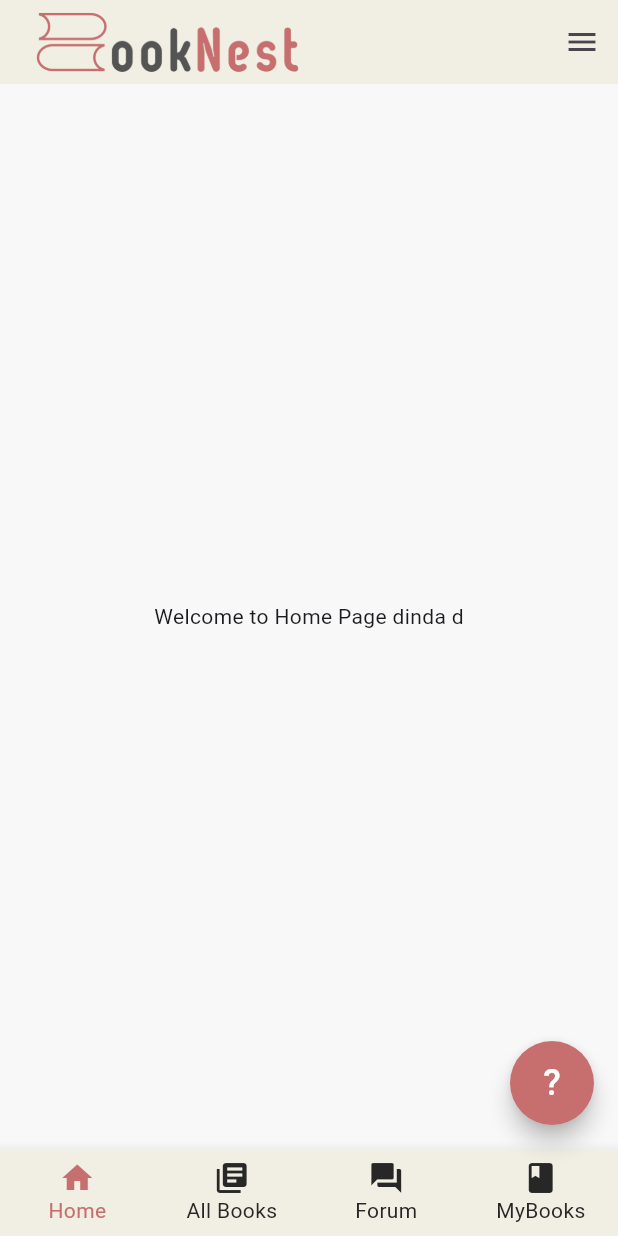
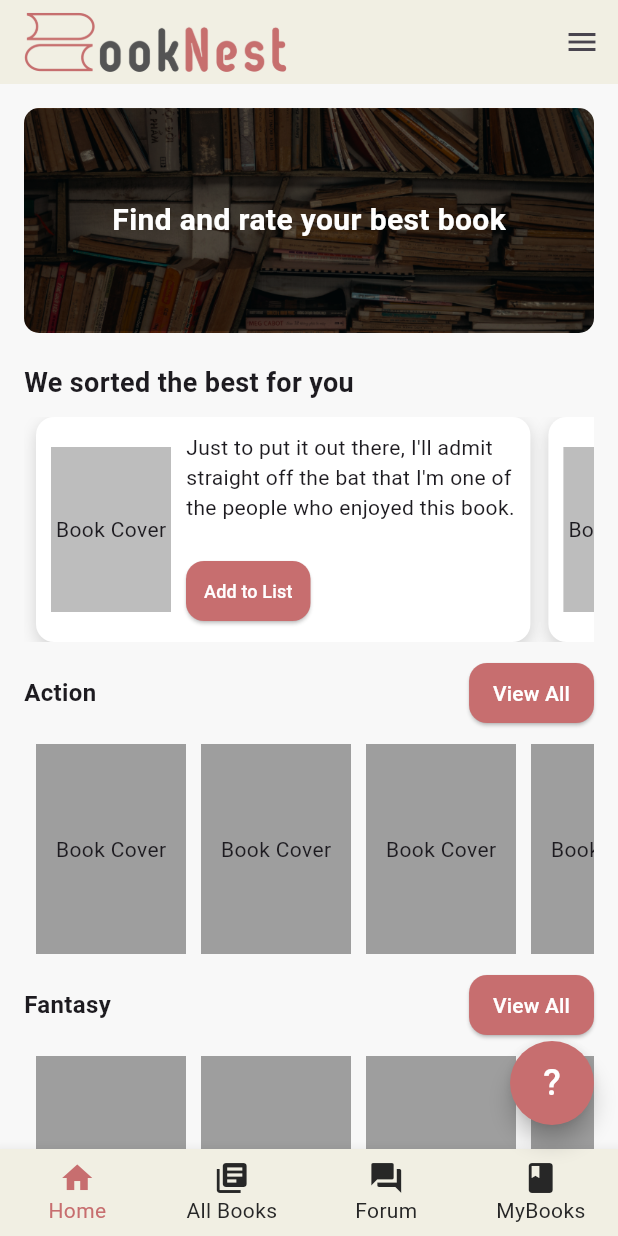
Before and after one commit to Yusufalfaa/abp_flutter_booknest, a Flutter app: the screen it shows after launch, on a phone screen of 412 x 824 dp. Run offline on Flutter 3.47's test engine with Material 3 defaults, Android fonts, the phone set to English and light mode, and no system bars.

Commit message:
home, blm rapi bgt

```diff
--- a/lib/pages/home_page.dart
+++ b/lib/pages/home_page.dart
@@ -3,12 +3,12 @@ import '../pages/all_books_page.dart';
 import '../pages/forum_page.dart';
 import '../pages/mybooks_page.dart';
 import '../pages/faq_page.dart';
-import 'package:http/http.dart';
 
 const Color lightColor = Color(0xFFF1EFE3);
 const Color backgroundColor = Color(0xFFF8F8F8);
 const Color primaryColor = Color(0xFFC76E6F);
 const Color blackColor = Color(0xFF272727);
+const double buttonRadius = 12.0; // Menyamakan radius semua tombol
 
 class HomePage extends StatefulWidget {
   const HomePage({super.key});
@@ -22,10 +22,14 @@ class _HomePageState extends State<HomePage> {
   bool _isFaqPage = false;
 
   final List<Widget> _pages = [
-    Center(child: Text("Welcome to Home Page dinda d")),
+    const Placeholder(),
     const AllBooksPage(),
     const ForumPage(),
     const MyBooksPage(),
+  ];
+
+  final List<String> categories = [
+    "Action", "Fantasy", "Romance", "Comic", "History", "Poetry", "Thriller"
   ];
 
   void _openFaqPage() {
@@ -37,28 +41,27 @@ class _HomePageState extends State<HomePage> {
   @override
   Widget build(BuildContext context) {
     return Scaffold(
+      backgroundColor: backgroundColor,
       appBar: AppBar(
         automaticallyImplyLeading: false,
         backgroundColor: lightColor,
-        title: IconButton(
-          onPressed: () => Navigator.pushReplacementNamed(context, '/'),
-          icon: Image.asset("assets/BookNest.png", height: 40),
+        title: Image.asset("assets/BookNest.png", height: 40),
       ),
-      ),
-      endDrawer: buildDrawer(context),
-      body: _isFaqPage ? const FaqPage() : _pages[_selectedIndex],
+      endDrawer: _buildDrawer(context),
+      body: _isFaqPage
+          ? const FaqPage()
+          : (_selectedIndex == 0 ? _buildHomeContent() : _pages[_selectedIndex]),
 
-      // Bottom Navigation Bar
       bottomNavigationBar: BottomNavigationBar(
-        items: const <BottomNavigationBarItem>[
+        items: const [
           BottomNavigationBarItem(icon: Icon(Icons.home), label: 'Home'),
           BottomNavigationBarItem(icon: Icon(Icons.library_books), label: 'All Books'),
           BottomNavigationBarItem(icon: Icon(Icons.forum), label: 'Forum'),
           BottomNavigationBarItem(icon: Icon(Icons.book), label: 'MyBooks'),
         ],
-        currentIndex: _isFaqPage ? _selectedIndex : _selectedIndex,
+        currentIndex: _selectedIndex,
         backgroundColor: lightColor,
-        selectedItemColor: _isFaqPage ? blackColor : primaryColor,
+        selectedItemColor: primaryColor,
         unselectedItemColor: blackColor,
         selectedFontSize: 14,
         unselectedFontSize: 14,
@@ -71,8 +74,6 @@ class _HomePageState extends State<HomePage> {
         type: BottomNavigationBarType.fixed,
       ),
 
-
-      // Floating Action Button untuk membuka FAQ
       floatingActionButton: FloatingActionButton(
         backgroundColor: primaryColor,
         onPressed: _openFaqPage,
@@ -81,10 +82,152 @@ class _HomePageState extends State<HomePage> {
       ),
     );
   }
+
+  Widget _buildHomeContent() {
+    return SingleChildScrollView(
+      padding: const EdgeInsets.all(16.0),
+      child: Column(
+        crossAxisAlignment: CrossAxisAlignment.start,
+        children: [
+          Container(
+            height: 150,
+            decoration: BoxDecoration(
+              image: const DecorationImage(
+                image: AssetImage("assets/bgDarker.png"),
+                fit: BoxFit.cover,
+              ),
+              borderRadius: BorderRadius.circular(10),
+            ),
+            alignment: Alignment.center,
+            child: const Text(
+              "Find and rate your best book",
+              style: TextStyle(fontSize: 20, color: Colors.white, fontWeight: FontWeight.bold),
+            ),
+          ),
+          const SizedBox(height: 20),
+          const Text("We sorted the best for you", style: TextStyle(fontSize: 18, fontWeight: FontWeight.bold)),
+          _buildBookRecommendation(),
+          ...categories.map((category) => _buildCategorySection(category)).toList(),
+        ],
+      ),
+    );
   }
 
-// Widget Drawer hanya untuk Sign In
-Widget buildDrawer(BuildContext context) {
+  Widget _buildBookRecommendation() {
+    return Column(
+      crossAxisAlignment: CrossAxisAlignment.start,
+      children: [
+        const SizedBox(height: 10),
+        SizedBox(
+          height: 150, // Sesuai dengan desain
+          child: ListView.builder(
+            scrollDirection: Axis.horizontal,
+            itemCount: 3,
+            padding: const EdgeInsets.symmetric(horizontal: 8),
+            itemBuilder: (context, index) {
+              return Container(
+                width: MediaQuery.of(context).size.width * 0.8, // 80% dari layar
+                margin: const EdgeInsets.only(right: 12),
+                padding: const EdgeInsets.all(10),
+                decoration: BoxDecoration(
+                  color: Colors.white,
+                  borderRadius: BorderRadius.circular(buttonRadius),
+                  boxShadow: [
+                    BoxShadow(
+                      color: Colors.black.withOpacity(0.15),
+                      blurRadius: 8,
+                      offset: const Offset(0, 4), // Drop shadow ke bawah
+                    ),
+                  ],
+                ),
+                child: Row(
+                  children: [
+                    Container(
+                      width: 80,
+                      height: 110,
+                      color: Colors.grey[400],
+                      alignment: Alignment.center,
+                      child: const Text("Book Cover"),
+                    ),
+                    const SizedBox(width: 10),
+                    Expanded(
+                      child: Column(
+                        crossAxisAlignment: CrossAxisAlignment.start,
+                        mainAxisAlignment: MainAxisAlignment.spaceBetween,
+                        children: [
+                          const Text(
+                            "Just to put it out there, I'll admit straight off the bat that I'm one of the people who enjoyed this book.",
+                            maxLines: 3,
+                            overflow: TextOverflow.ellipsis,
+                          ),
+                          ElevatedButton(
+                            style: ElevatedButton.styleFrom(
+                              backgroundColor: primaryColor,
+                              shape: RoundedRectangleBorder(borderRadius: BorderRadius.circular(buttonRadius)),
+                              padding: const EdgeInsets.symmetric(horizontal: 12, vertical: 6),
+                            ),
+                            onPressed: () {},
+                            child: const Text("Add to List", style: TextStyle(fontSize: 12, color: Colors.white)),
+                          ),
+                        ],
+                      ),
+                    ),
+                  ],
+                ),
+              );
+            },
+          ),
+        ),
+      ],
+    );
+  }
+
+  Widget _buildCategorySection(String title) {
+    return Column(
+      crossAxisAlignment: CrossAxisAlignment.start,
+      children: [
+        Padding(
+          padding: const EdgeInsets.symmetric(vertical: 10),
+          child: Row(
+            mainAxisAlignment: MainAxisAlignment.spaceBetween,
+            children: [
+              Text(title, style: const TextStyle(fontSize: 16, fontWeight: FontWeight.bold)),
+              ElevatedButton(
+                style: ElevatedButton.styleFrom(
+                  backgroundColor: primaryColor,
+                  shape: RoundedRectangleBorder(
+                    borderRadius: BorderRadius.circular(buttonRadius),
+                  ),
+                  padding: const EdgeInsets.symmetric(horizontal: 16, vertical: 8),
+                ),
+                onPressed: () {},
+                child: const Text("View All", style: TextStyle(color: Colors.white)),
+              ),
+            ],
+          ),
+        ),
+        SizedBox(
+          height: 140,
+          child: ListView.builder(
+            scrollDirection: Axis.horizontal,
+            itemCount: 6,
+            padding: const EdgeInsets.symmetric(horizontal: 8),
+            itemBuilder: (context, index) {
+              return Container(
+                width: 100,
+                margin: const EdgeInsets.only(right: 10),
+                color: Colors.grey,
+                alignment: Alignment.center,
+                child: const Text("Book Cover"),
+              );
+            },
+          ),
+        ),
+      ],
+    );
+  }
+
+  Widget _buildDrawer(BuildContext context) {
     return Drawer(
       backgroundColor: backgroundColor,
       child: Column(
@@ -102,14 +245,6 @@ Widget buildDrawer(BuildContext context) {
               ],
             ),
           ),
-        Padding(
-          padding: const EdgeInsets.all(16.0),
-          child: Align(
-            alignment: Alignment.bottomCenter,
-            child: Text('© 2025 BookNest',
-                style: TextStyle(color: Colors.grey, fontSize: 12)),
-          ),
-        ),
         ],
       ),
     );
@@ -124,3 +259,4 @@ Widget _buildDrawerItem(BuildContext context, String title, String route) {
       },
     );
   }
+}
--- a/pubspec.yaml
+++ b/pubspec.yaml
@@ -65,6 +65,7 @@ flutter:
     - assets/BookNest.png
     - assets/bg.png
     - assets/HorizontalBackground.png
+    - assets/bgDarker.png
 
   # An image asset can refer to one or more resolution-specific "variants", see
   # https://flutter.dev/to/resolution-aware-images
```
Lines whose indentation alone changed are shown as unchanged.
